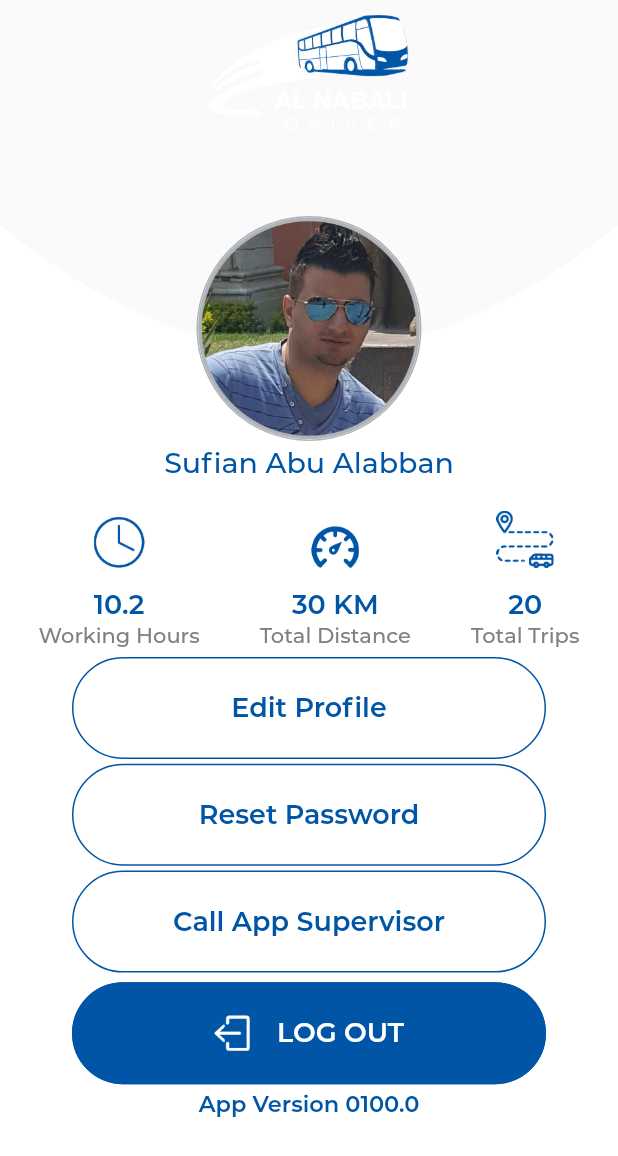
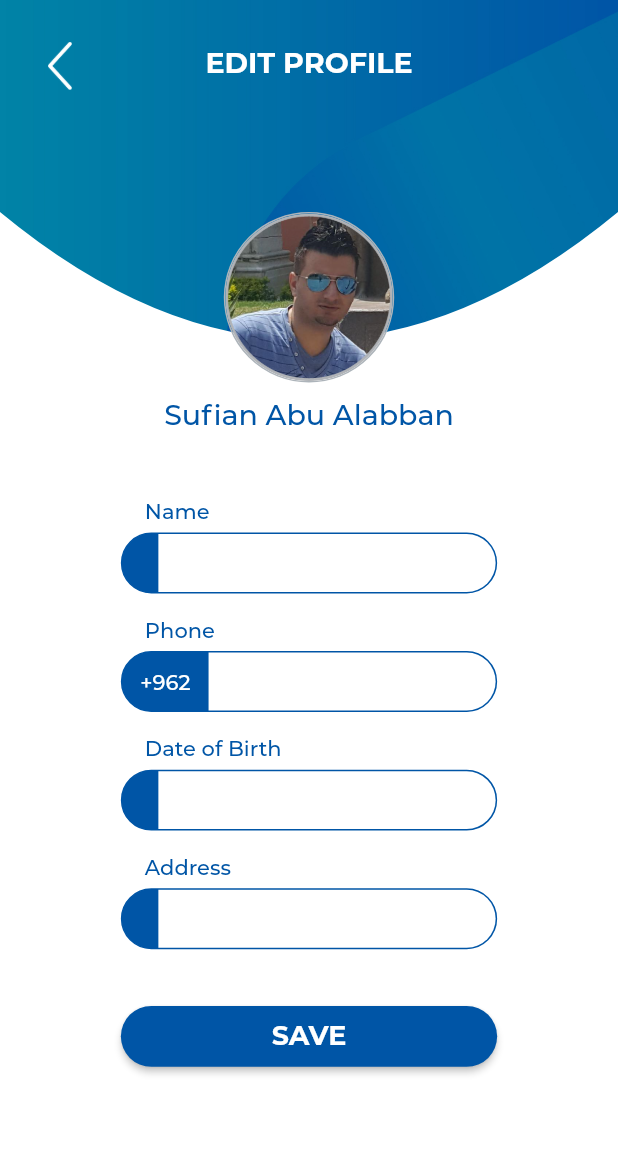
Before and after one commit to Huskarhero/flutter_supervisor_sufian, a Flutter app: the HomeAccountPage widget shown alone on an empty page, opened directly, after a tap on "Edit Profile", on a phone screen of 412 x 824 dp. Shown: the top 1156 px of the screen. Run offline on Flutter 3.47's test engine with Material 2 defaults, Android fonts, the phone set to English and light mode, and no system bars; project files that could hold a hidden picture were left out.

Commit message:
account pages completed.

```diff
--- a/lib/src/app.dart
+++ b/lib/src/app.dart
@@ -5,6 +5,8 @@ import 'package:alnabali/src/screens/forget1.dart';
 import 'package:alnabali/src/screens/forget2.dart';
 import 'package:alnabali/src/screens/forget3.dart';
 import 'package:alnabali/src/screens/home.dart';
+import 'package:alnabali/src/screens/edit_profile.dart';
+import 'package:alnabali/src/screens/change_password.dart';
 
 class AlnabaliApp extends StatelessWidget {
   const AlnabaliApp({super.key});
@@ -21,6 +23,8 @@ class AlnabaliApp extends StatelessWidget {
         '/forget2': (context) => const Forget2Screen(),
         '/forget3': (context) => const Forget3Screen(),
         '/home': (context) => const HomeScreen(),
+        '/edit_profile': (context) => const EditProfileScreen(),
+        '/change_password': (context) => const ChangePasswordScreen(),
       },
     );
   }
--- /dev/null
+++ b/lib/src/screens/change_password.dart
@@ -0,0 +1,119 @@
+import 'package:flutter/material.dart';
+
+import 'package:alnabali/src/widgets/constants.dart';
+import 'package:alnabali/src/widgets/custom_painter.dart';
+import 'package:alnabali/src/widgets/profile_textfield.dart';
+
+class ChangePasswordScreen extends StatefulWidget {
+  const ChangePasswordScreen({Key? key}) : super(key: key);
+
+  @override
+  State<ChangePasswordScreen> createState() => _ChangePasswordScreenState();
+}
+
+class _ChangePasswordScreenState extends State<ChangePasswordScreen> {
+  @override
+  Widget build(BuildContext context) {
+    SizeConfig().init(context);
+
+    final spacer = Flexible(child: SizedBox(height: 28 * SizeConfig.scaleY));
+
+    return Scaffold(
+      body: Container(
+        width: SizeConfig.screenW,
+        height: SizeConfig.screenH,
+        decoration: const BoxDecoration(
+          image: DecorationImage(
+            image: AssetImage('assets/images/bg_normal.jpg'),
+            fit: BoxFit.cover,
+          ),
+        ),
+        child: Column(
+          crossAxisAlignment: CrossAxisAlignment.stretch,
+          children: [
+            Container(
+              alignment: Alignment.center,
+              margin: EdgeInsets.symmetric(vertical: 90 * SizeConfig.scaleY),
+              child: const Text(
+                'CHANGE PASSWORD',
+                style: TextStyle(
+                  fontFamily: 'Montserrat',
+                  fontWeight: FontWeight.w800,
+                  fontSize: 19,
+                  color: Colors.white,
+                ),
+              ),
+            ),
+            Expanded(
+              child: Stack(
+                alignment: AlignmentDirectional.topCenter,
+                children: [
+                  Container(
+                    margin: EdgeInsets.only(top: 170 * SizeConfig.scaleY),
+                    child: SizedBox.expand(
+                      child: CustomPaint(painter: AccountBgPainter()),
+                    ),
+                  ),
+                  Column(
+                    children: [
+                      Container(
+                        height: 192 * SizeConfig.scaleY,
+                        margin: EdgeInsets.only(top: 50 * SizeConfig.scaleY),
+                        child: Image.asset('assets/images/home_icon.png'),
+                      ),
+                      Flexible(
+                          child: SizedBox(height: 660 * SizeConfig.scaleY)),
+                      const ProfileTextField(
+                          txtFieldType: ProfileTextFieldType.currPassword),
+                      spacer,
+                      const ProfileTextField(
+                          txtFieldType: ProfileTextFieldType.newPassword),
+                      spacer,
+                      const ProfileTextField(
+                          txtFieldType: ProfileTextFieldType.confirmPassword),
+                      Flexible(
+                          child: SizedBox(height: 260 * SizeConfig.scaleY)),
+                      SizedBox(
+                        width: 685 * SizeConfig.scaleX,
+                        height: 120 * SizeConfig.scaleY,
+                        child: ElevatedButton(
+                          onPressed: () {
+                            Navigator.pop(context);
+                          },
+                          style: ElevatedButton.styleFrom(
+                            backgroundColor: kColorPrimaryBlue,
+                            shape: const StadiumBorder(),
+                          ),
+                          child: const Text(
+                            'SAVE',
+                            style: TextStyle(
+                              fontFamily: 'Montserrat',
+                              fontWeight: FontWeight.w700,
+                              fontSize: 18,
+                            ),
+                          ),
+                        ),
+                      ),
+                      //const Expanded(child: SizedBox(height: double.infinity)),
+                    ],
+                  ),
+                ],
+              ),
+            ),
+          ],
+        ),
+      ),
+      floatingActionButton: Padding(
+        padding: const EdgeInsets.symmetric(vertical: 20),
+        child: IconButton(
+          onPressed: () {
+            Navigator.pop(context);
+          },
+          iconSize: 89 * SizeConfig.scaleY,
+          icon: Image.asset('assets/images/btn_back.png'),
+        ),
+      ),
+      floatingActionButtonLocation: FloatingActionButtonLocation.startTop,
+    );
+  }
+}
--- /dev/null
+++ b/lib/src/screens/edit_profile.dart
@@ -0,0 +1,141 @@
+import 'package:flutter/material.dart';
+
+import 'package:alnabali/src/widgets/constants.dart';
+import 'package:alnabali/src/widgets/custom_painter.dart';
+import 'package:alnabali/src/widgets/profile_textfield.dart';
+
+class EditProfileScreen extends StatefulWidget {
+  const EditProfileScreen({Key? key}) : super(key: key);
+
+  @override
+  State<EditProfileScreen> createState() => _EditProfileScreenState();
+}
+
+class _EditProfileScreenState extends State<EditProfileScreen> {
+  @override
+  Widget build(BuildContext context) {
+    SizeConfig().init(context);
+
+    final spacer = Flexible(child: SizedBox(height: 28 * SizeConfig.scaleY));
+
+    return Scaffold(
+      body: Container(
+        width: SizeConfig.screenW,
+        height: SizeConfig.screenH,
+        decoration: const BoxDecoration(
+          image: DecorationImage(
+            image: AssetImage('assets/images/bg_normal.jpg'),
+            fit: BoxFit.cover,
+          ),
+        ),
+        child: Column(
+          crossAxisAlignment: CrossAxisAlignment.stretch,
+          children: [
+            Container(
+              alignment: Alignment.center,
+              margin: EdgeInsets.symmetric(vertical: 90 * SizeConfig.scaleY),
+              child: const Text(
+                'EDIT PROFILE',
+                style: TextStyle(
+                  fontFamily: 'Montserrat',
+                  fontWeight: FontWeight.w800,
+                  fontSize: 19,
+                  color: Colors.white,
+                ),
+              ),
+            ),
+            Expanded(
+              child: Stack(
+                alignment: AlignmentDirectional.topCenter,
+                children: [
+                  Container(
+                    margin: EdgeInsets.only(top: 170 * SizeConfig.scaleY),
+                    child: SizedBox.expand(
+                      child: CustomPaint(painter: AccountBgPainter()),
+                    ),
+                  ),
+                  Column(
+                    children: [
+                      Container(
+                        margin: EdgeInsets.only(top: 170 * SizeConfig.scaleY),
+                        decoration: BoxDecoration(
+                          shape: BoxShape.circle,
+                          border:
+                              Border.all(color: kColorAvatarBorder, width: 1.0),
+                        ),
+                        child: CircleAvatar(
+                          radius: 165 * SizeConfig.scaleY,
+                          backgroundColor: Colors.transparent,
+                          backgroundImage:
+                              const AssetImage('assets/images/user_avatar.png'),
+                        ),
+                      ),
+                      Flexible(child: SizedBox(height: 30 * SizeConfig.scaleY)),
+                      const Text(
+                        'Sufian Abu Alabban',
+                        style: TextStyle(
+                          fontFamily: 'Montserrat',
+                          fontWeight: FontWeight.w500,
+                          fontSize: 19,
+                          color: kColorPrimaryBlue,
+                        ),
+                      ),
+                      Flexible(
+                          child: SizedBox(height: 200 * SizeConfig.scaleY)),
+                      const ProfileTextField(
+                          txtFieldType: ProfileTextFieldType.name),
+                      spacer,
+                      const ProfileTextField(
+                          txtFieldType: ProfileTextFieldType.phone),
+                      spacer,
+                      const ProfileTextField(
+                          txtFieldType: ProfileTextFieldType.dateOfBirth),
+                      spacer,
+                      const ProfileTextField(
+                          txtFieldType: ProfileTextFieldType.address),
+                      Flexible(
+                          child: SizedBox(height: 150 * SizeConfig.scaleY)),
+                      SizedBox(
+                        width: 685 * SizeConfig.scaleX,
+                        height: 120 * SizeConfig.scaleY,
+                        child: ElevatedButton(
+                          onPressed: () {
+                            Navigator.pop(context);
+                          },
+                          style: ElevatedButton.styleFrom(
+                            backgroundColor: kColorPrimaryBlue,
+                            shape: const StadiumBorder(),
+                          ),
+                          child: const Text(
+                            'SAVE',
+                            style: TextStyle(
+                              fontFamily: 'Montserrat',
+                              fontWeight: FontWeight.w700,
+                              fontSize: 18,
+                            ),
+                          ),
+                        ),
+                      ),
+                      //const Expanded(child: SizedBox(height: double.infinity)),
+                    ],
+                  ),
+                ],
+              ),
+            ),
+          ],
+        ),
+      ),
+      floatingActionButton: Padding(
+        padding: const EdgeInsets.symmetric(vertical: 20),
+        child: IconButton(
+          onPressed: () {
+            Navigator.pop(context);
+          },
+          iconSize: 89 * SizeConfig.scaleY,
+          icon: Image.asset('assets/images/btn_back.png'),
+        ),
+      ),
+      floatingActionButtonLocation: FloatingActionButtonLocation.startTop,
+    );
+  }
+}
--- a/lib/src/screens/forget1.dart
+++ b/lib/src/screens/forget1.dart
@@ -90,7 +90,7 @@ class _Forget1ScreenState extends State<Forget1Screen> {
           onPressed: () {
             Navigator.pushReplacementNamed(context, '/');
           },
-          iconSize: 36,
+          iconSize: 89 * SizeConfig.scaleY,
           icon: Image.asset('assets/images/btn_back.png'),
         ),
       ),
--- a/lib/src/screens/forget2.dart
+++ b/lib/src/screens/forget2.dart
@@ -103,6 +103,9 @@ class _Forget2ScreenState extends State<Forget2Screen> {
                       onCompleted: (pin) {
                         //print("Completed: " + pin);
                       },
+                      onChanged:(value) {
+                        //print("Completed: " + pin);
+                      },
                     ),
                   ),
                 ],
@@ -162,7 +165,7 @@ class _Forget2ScreenState extends State<Forget2Screen> {
           onPressed: () {
             Navigator.pushReplacementNamed(context, '/forget1');
           },
-          iconSize: 36,
+          iconSize: 89 * SizeConfig.scaleY,
           icon: Image.asset('assets/images/btn_back.png'),
         ),
       ),
--- a/lib/src/screens/home.dart
+++ b/lib/src/screens/home.dart
@@ -9,8 +9,6 @@ import 'package:alnabali/src/screens/home_notification.dart';
 import 'package:alnabali/src/screens/home_account.dart';
 
 class HomeScreen extends StatefulWidget {
-  static const title = 'bottom_bar';
-
   const HomeScreen({Key? key}) : super(key: key);
 
   @override
@@ -28,9 +26,7 @@ class _HomeScreenState extends State<HomeScreen> {
   Widget build(BuildContext context) {
     SizeConfig().init(context);
 
-    return MaterialApp(
-      debugShowCheckedModeBanner: false,
-      home: Scaffold(
+    return Scaffold(
       extendBody: true,
       body: Container(
         width: SizeConfig.screenW,
@@ -122,7 +118,6 @@ class _HomeScreenState extends State<HomeScreen> {
           ),
         ),
       ),
-      ),
     );
   }
 }
--- a/lib/src/screens/home_account.dart
+++ b/lib/src/screens/home_account.dart
@@ -1,9 +1,7 @@
-import 'dart:html';
-
 import 'package:flutter/material.dart';
 
 import 'package:alnabali/src/widgets/constants.dart';
-import 'package:alnabali/src/widgets/curve_painter.dart';
+import 'package:alnabali/src/widgets/custom_painter.dart';
 
 class HomeAccountPage extends StatefulWidget {
   const HomeAccountPage({Key? key}) : super(key: key);
@@ -82,7 +80,7 @@ class _HomeAccountPageState extends State<HomeAccountPage> {
       children: [
         Container(
           margin: const EdgeInsets.symmetric(vertical: 10),
-          height: 80,
+          height: 192 * SizeConfig.scaleY,
           child: Image.asset('assets/images/home_icon.png'),
         ),
         Expanded(
@@ -90,27 +88,27 @@ class _HomeAccountPageState extends State<HomeAccountPage> {
             alignment: AlignmentDirectional.topCenter,
             children: [
               Container(
-                margin: const EdgeInsets.only(top: 50),
+                margin: EdgeInsets.only(top: 170 * SizeConfig.scaleY),
                 child: SizedBox.expand(
-                  child: CustomPaint(painter: CurvePainter()),
+                  child: CustomPaint(painter: AccountBgPainter()),
                 ),
               ),
               Column(
                 children: [
                   Container(
-                    margin: EdgeInsets.only(top: 130 * SizeConfig.scaleY),
+                    margin: EdgeInsets.only(top: 170 * SizeConfig.scaleY),
                     decoration: BoxDecoration(
                       shape: BoxShape.circle,
                       border: Border.all(color: kColorAvatarBorder, width: 1.0),
                     ),
-                    child: const CircleAvatar(
-                      radius: 74,
+                    child: CircleAvatar(
+                      radius: 165 * SizeConfig.scaleY,
                       backgroundColor: Colors.transparent,
                       backgroundImage:
-                          AssetImage('assets/images/user_avatar.png'),
+                          const AssetImage('assets/images/user_avatar.png'),
                     ),
                   ),
-                  const Flexible(child: SizedBox(height: 10)),
+                  Flexible(child: SizedBox(height: 30 * SizeConfig.scaleY)),
                   const Text(
                     'Sufian Abu Alabban',
                     style: TextStyle(
@@ -120,7 +118,7 @@ class _HomeAccountPageState extends State<HomeAccountPage> {
                       color: kColorPrimaryBlue,
                     ),
                   ),
-                  const Flexible(flex: 2, child: SizedBox(height: 24)),
+                  Flexible(child: SizedBox(height: 70 * SizeConfig.scaleY)),
                   Row(
                     mainAxisAlignment: MainAxisAlignment.center,
                     crossAxisAlignment: CrossAxisAlignment.end,
@@ -130,9 +128,13 @@ class _HomeAccountPageState extends State<HomeAccountPage> {
                       _buildSummaryInfo(2, '20'),
                     ],
                   ),
-                  const Flexible(flex: 2, child: SizedBox(height: 90)),
+                  Flexible(
+                      flex: 2,
+                      child: SizedBox(height: 190 * SizeConfig.scaleY)),
                   TextButton(
-                    onPressed: () {},
+                    onPressed: () {
+                      Navigator.pushNamed(context, '/edit_profile');
+                    },
                     style: btnStyle,
                     child: Container(
                       alignment: Alignment.center,
@@ -141,9 +143,11 @@ class _HomeAccountPageState extends State<HomeAccountPage> {
                       child: const Text('Edit Profile', style: btnTextStyle),
                     ),
                   ),
-                  const Flexible(child: SizedBox(height: 10)),
+                  Flexible(child: SizedBox(height: 30 * SizeConfig.scaleY)),
                   TextButton(
-                    onPressed: () {},
+                    onPressed: () {
+                      Navigator.pushNamed(context, '/edit_profile');
+                    },
                     style: btnStyle,
                     child: Container(
                       alignment: Alignment.center,
@@ -152,7 +156,7 @@ class _HomeAccountPageState extends State<HomeAccountPage> {
                       child: const Text('Reset Password', style: btnTextStyle),
                     ),
                   ),
-                  const Flexible(child: SizedBox(height: 10)),
+                  Flexible(child: SizedBox(height: 30 * SizeConfig.scaleY)),
                   TextButton(
                     onPressed: () {},
                     style: btnStyle,
@@ -164,7 +168,7 @@ class _HomeAccountPageState extends State<HomeAccountPage> {
                           style: btnTextStyle),
                     ),
                   ),
-                  const Flexible(flex: 2, child: SizedBox(height: 50)),
+                  Flexible(child: SizedBox(height: 110 * SizeConfig.scaleY)),
                   TextButton(
                     onPressed: () {},
                     style: ButtonStyle(
@@ -202,7 +206,7 @@ class _HomeAccountPageState extends State<HomeAccountPage> {
                       ),
                     ),
                   ),
-                  const Flexible(child: SizedBox(height: 36)),
+                  Flexible(child: SizedBox(height: 80 * SizeConfig.scaleY)),
                   const Text(
                     'App Version 0100.0',
                     style: TextStyle(
@@ -212,7 +216,9 @@ class _HomeAccountPageState extends State<HomeAccountPage> {
                       color: kColorPrimaryBlue,
                     ),
                   ),
-                  const SizedBox(height: 80),
+                  Flexible(
+                      flex: 3,
+                      child: SizedBox(height: 170 * SizeConfig.scaleY)),
                 ],
               ),
             ],
--- a/lib/src/widgets/curve_painter.dart
+++ b/lib/src/widgets/custom_painter.dart
@@ -1,6 +1,6 @@
 import 'package:flutter/material.dart';
 
-class CurvePainter extends CustomPainter {
+class AccountBgPainter extends CustomPainter {
   @override
   void paint(Canvas canvas, Size size) {
     var paint = Paint();
@@ -8,15 +8,8 @@ class CurvePainter extends CustomPainter {
     paint.style = PaintingStyle.fill; // Change this to fill
 
     var path = Path();
-
-    // path.moveTo(0, size.height * 0.25);
-    // path.quadraticBezierTo(
-    //     size.width / 2, size.height / 2, size.width, size.height * 0.25);
-    // path.lineTo(size.width, 0);
-    // path.lineTo(0, 0);
     path.moveTo(0, 0);
-    path.quadraticBezierTo(
-        size.width / 2, size.height * 0.25, size.width, 0);
+    path.quadraticBezierTo(size.width * 0.5, size.height * 0.25, size.width, 0);
     path.lineTo(size.width, size.height);
     path.lineTo(0, size.height);
 
--- a/lib/src/widgets/login_textfield.dart
+++ b/lib/src/widgets/login_textfield.dart
@@ -68,13 +68,13 @@ class _LoginTextFieldState extends State<LoginTextField> {
             padding: const EdgeInsets.only(left: 10, right: 10),
             child: Text(labelText),
           ),
-          //floatingLabelAlignment: FloatingLabelAlignment.start,
           labelStyle: const TextStyle(
             fontFamily: 'Montserrat',
             fontWeight: FontWeight.w500,
             fontSize: 18,
             color: Colors.white,
           ),
+          //floatingLabelAlignment: FloatingLabelAlignment.start,
           floatingLabelBehavior: FloatingLabelBehavior.always,
           contentPadding: const EdgeInsets.symmetric(
             vertical: 20,
--- /dev/null
+++ b/lib/src/widgets/profile_textfield.dart
@@ -0,0 +1,140 @@
+import 'package:flutter/material.dart';
+import 'package:flutter/services.dart';
+
+import 'package:alnabali/src/widgets/constants.dart';
+
+// text field types used in profile screen.
+enum ProfileTextFieldType {
+  name,
+  phone,
+  dateOfBirth,
+  address,
+  currPassword,
+  newPassword,
+  confirmPassword,
+}
+
+class ProfileTextField extends StatefulWidget {
+  final ProfileTextFieldType txtFieldType;
+
+  const ProfileTextField({
+    Key? key,
+    required this.txtFieldType,
+  }) : super(key: key);
+
+  @override
+  State<ProfileTextField> createState() => _ProfileTextFieldState();
+}
+
+class _ProfileTextFieldState extends State<ProfileTextField> {
+  @override
+  Widget build(BuildContext context) {
+    SizeConfig().init(context);
+
+    String guideText = '';
+    String prefixText = '';
+    bool isObscureText = false;
+    TextInputType inputType = TextInputType.text;
+    List<TextInputFormatter> formatters = <TextInputFormatter>[
+      FilteringTextInputFormatter.deny('\n')
+    ];
+    if (widget.txtFieldType == ProfileTextFieldType.name) {
+      guideText = 'Name';
+      inputType = TextInputType.name;
+    } else if (widget.txtFieldType == ProfileTextFieldType.phone) {
+      guideText = 'Phone';
+      prefixText = '+962';
+      inputType = TextInputType.phone;
+      formatters.add(FilteringTextInputFormatter.digitsOnly);
+    } else if (widget.txtFieldType == ProfileTextFieldType.dateOfBirth) {
+      guideText = 'Date of Birth';
+      inputType = TextInputType.datetime;
+      formatters.add(FilteringTextInputFormatter.digitsOnly);
+    } else if (widget.txtFieldType == ProfileTextFieldType.address) {
+      guideText = 'Address';
+      inputType = TextInputType.streetAddress;
+    } else if (widget.txtFieldType == ProfileTextFieldType.currPassword) {
+      guideText = 'Current Password';
+      isObscureText = true;
+      inputType = TextInputType.visiblePassword;
+    } else if (widget.txtFieldType == ProfileTextFieldType.newPassword) {
+      guideText = 'New Password';
+      isObscureText = true;
+      inputType = TextInputType.visiblePassword;
+    } else if (widget.txtFieldType == ProfileTextFieldType.confirmPassword) {
+      guideText = 'Confirm New Password';
+      isObscureText = true;
+      inputType = TextInputType.visiblePassword;
+    }
+
+    final fieldW = 685 * SizeConfig.scaleX;
+    final fieldH = 120 * SizeConfig.scaleY;
+
+    return Column(
+      crossAxisAlignment: CrossAxisAlignment.start,
+      children: [
+        Container(
+          margin: const EdgeInsets.symmetric(horizontal: 16, vertical: 6),
+          child: Text(
+            guideText,
+            style: const TextStyle(
+              fontFamily: 'Montserrat',
+              fontWeight: FontWeight.w500,
+              fontSize: 14,
+              color: kColorPrimaryBlue,
+            ),
+          ),
+        ),
+        Container(
+          width: fieldW,
+          height: fieldH,
+          decoration: BoxDecoration(
+            color: kColorPrimaryBlue,
+            border: Border.all(color: kColorPrimaryBlue),
+            borderRadius: BorderRadius.circular(100),
+          ),
+          child: Row(
+            children: [
+              Container(
+                padding: const EdgeInsets.symmetric(horizontal: 12),
+                child: Text(
+                  prefixText,
+                  style: const TextStyle(
+                    fontFamily: 'Montserrat',
+                    fontWeight: FontWeight.w500,
+                    fontSize: 14,
+                    color: Colors.white,
+                  ),
+                ),
+              ),
+              Expanded(
+                child: Container(
+                  padding: const EdgeInsets.symmetric(horizontal: 14),
+                  alignment: Alignment.centerLeft,
+                  decoration: const BoxDecoration(
+                    color: Colors.white,
+                    borderRadius:
+                        BorderRadius.horizontal(right: Radius.circular(100)),
+                  ),
+                  child: TextField(
+                    obscureText: isObscureText,
+                    keyboardType: inputType,
+                    inputFormatters: formatters,
+                    cursorColor: kColorSecondaryGrey,
+                    decoration: const InputDecoration(border: InputBorder.none),
+                    style: const TextStyle(
+                      fontFamily: 'Montserrat',
+                      fontWeight: FontWeight.w600,
+                      fontSize: 14,
+                      color: kColorSecondaryGrey,
+                    ),
+                  ),
+                ),
+              ),
+            ],
+          ),
+        ),
+      ],
+    );
+  }
+}
--- a/pubspec.yaml
+++ b/pubspec.yaml
@@ -35,6 +35,8 @@ flutter:
           weight: 600
         - asset: assets/fonts/Montserrat-Bold.otf
           weight: 700
+        - asset: assets/fonts/Montserrat-ExtraBold.otf
+          weight: 800
     - family: AppIcons
       fonts:
         - asset: assets/fonts/AppIcons.ttf
```
Also changed, not shown: assets/fonts/Montserrat-ExtraBold.otf (added). Lines whose indentation alone changed are shown as unchanged.
